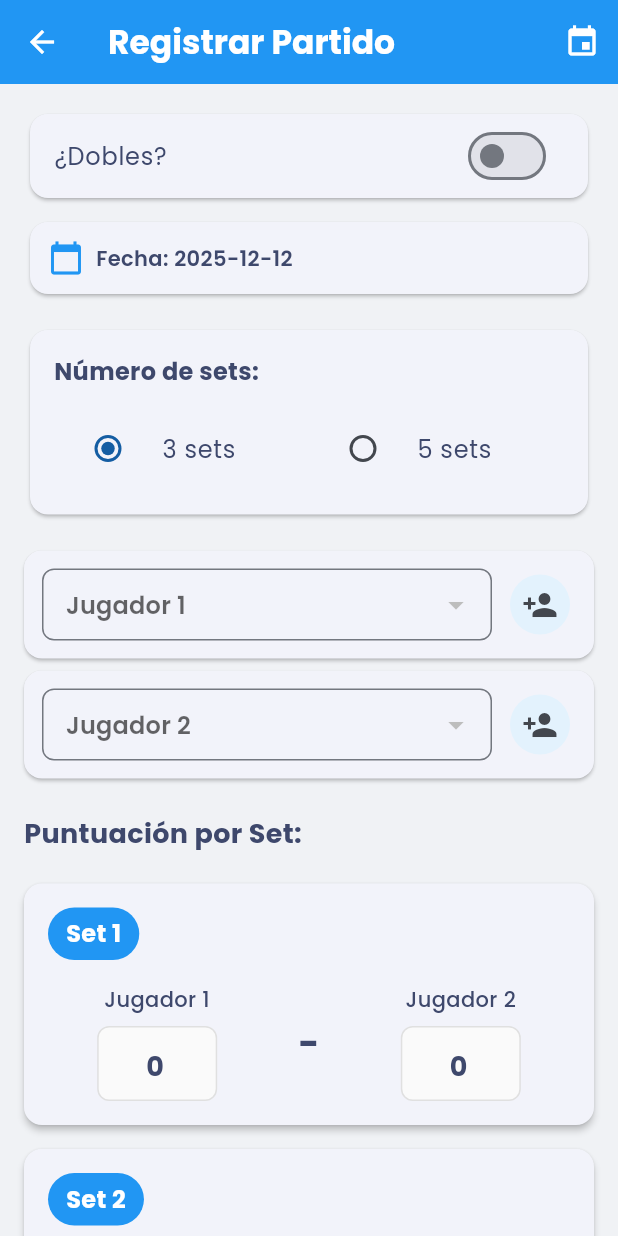
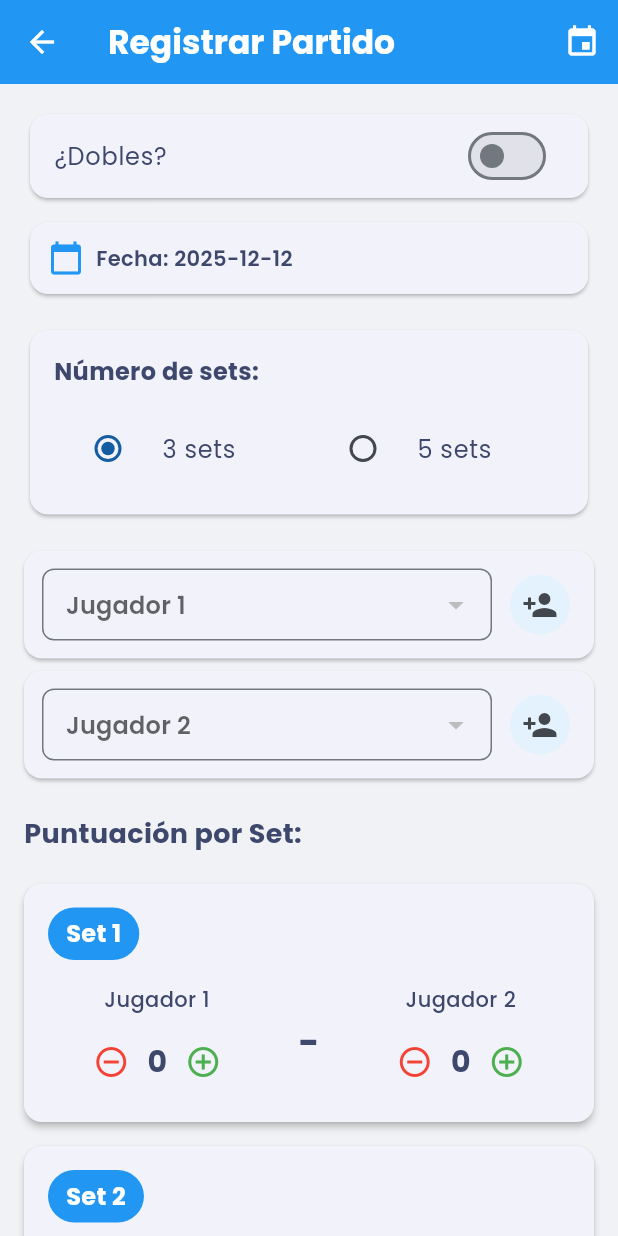
Before and after one commit to adrianammendola/sharksapp, a Flutter app: the screen it shows once a user with an empty profile is signed in, after a tap on "Registrar Partido", on a phone screen of 412 x 824 dp. Run offline on Flutter 3.47's test engine with Material 3 defaults, Android fonts, the phone set to English and light mode, and no system bars; our stand-ins replace cloud_firestore, firebase_auth, firebase_core, google_fonts, hive, hive_flutter and 1 more; missing offline and left inert: painter; accounts and stored records are empty.

Commit message:
modificacion puntaje sets

```diff
--- a/lib/screens/registrar_partido_screen.dart
+++ b/lib/screens/registrar_partido_screen.dart
@@ -479,12 +479,25 @@ class _RegistrarPartidoScreenState extends State<RegistrarPartidoScreen> {
                     Row(
                       children: [
                         Expanded(
-                          child: _textFieldCounter(
+                          child: _pointCounter(
                             label: jugador1Nombre,
                             value: set['puntosTieBreak1'] as int,
-                            onChanged: (value) =>
-                                setState(() => set['puntosTieBreak1'] = value),
-                            maxValue: 20,
+                            onIncrement: () {
+                              setState(() {
+                                if ((set['puntosTieBreak1'] as int) < 20) {
+                                  set['puntosTieBreak1'] =
+                                      (set['puntosTieBreak1'] as int) + 1;
+                                }
+                              });
+                            },
+                            onDecrement: () {
+                              setState(() {
+                                if ((set['puntosTieBreak1'] as int) > 0) {
+                                  set['puntosTieBreak1'] =
+                                      (set['puntosTieBreak1'] as int) - 1;
+                                }
+                              });
+                            },
                           ),
                         ),
                         const SizedBox(width: 16),
@@ -497,12 +510,25 @@ class _RegistrarPartidoScreenState extends State<RegistrarPartidoScreen> {
                         ),
                         const SizedBox(width: 16),
                         Expanded(
-                          child: _textFieldCounter(
+                          child: _pointCounter(
                             label: jugador2Nombre,
                             value: set['puntosTieBreak2'] as int,
-                            onChanged: (value) =>
-                                setState(() => set['puntosTieBreak2'] = value),
-                            maxValue: 20,
+                            onIncrement: () {
+                              setState(() {
+                                if ((set['puntosTieBreak2'] as int) < 20) {
+                                  set['puntosTieBreak2'] =
+                                      (set['puntosTieBreak2'] as int) + 1;
+                                }
+                              });
+                            },
+                            onDecrement: () {
+                              setState(() {
+                                if ((set['puntosTieBreak2'] as int) > 0) {
+                                  set['puntosTieBreak2'] =
+                                      (set['puntosTieBreak2'] as int) - 1;
+                                }
+                              });
+                            },
                           ),
                         ),
                       ],
@@ -515,19 +541,27 @@ class _RegistrarPartidoScreenState extends State<RegistrarPartidoScreen> {
               Row(
                 children: [
                   Expanded(
-                    child: _textFieldCounter(
+                    child: _pointCounter(
                       label: jugador1Nombre,
                       value: set['jugador1'] as int,
-                      onChanged: (value) {
+                      onIncrement: () {
                         setState(() {
-                          set['jugador1'] = value;
-                          // Verificar si necesita tie-break automático
-                          if (value == 6 && (set['jugador2'] as int) == 6) {
-                            set['esTieBreak'] = true;
+                          if ((set['jugador1'] as int) < 7) {
+                            set['jugador1'] = (set['jugador1'] as int) + 1;
+                            if ((set['jugador1'] as int) == 6 &&
+                                (set['jugador2'] as int) == 6) {
+                              set['esTieBreak'] = true;
+                            }
                           }
                         });
                       },
-                      maxValue: 7,
+                      onDecrement: () {
+                        setState(() {
+                          if ((set['jugador1'] as int) > 0) {
+                            set['jugador1'] = (set['jugador1'] as int) - 1;
+                          }
+                        });
+                      },
                     ),
                   ),
                   const SizedBox(width: 16),
@@ -537,19 +571,27 @@ class _RegistrarPartidoScreenState extends State<RegistrarPartidoScreen> {
                   ),
                   const SizedBox(width: 16),
                   Expanded(
-                    child: _textFieldCounter(
+                    child: _pointCounter(
                       label: jugador2Nombre,
                       value: set['jugador2'] as int,
-                      onChanged: (value) {
+                      onIncrement: () {
                         setState(() {
-                          set['jugador2'] = value;
-                          // Verificar si necesita tie-break automático
-                          if (value == 6 && (set['jugador1'] as int) == 6) {
-                            set['esTieBreak'] = true;
+                          if ((set['jugador2'] as int) < 7) {
+                            set['jugador2'] = (set['jugador2'] as int) + 1;
+                            if ((set['jugador1'] as int) == 6 &&
+                                (set['jugador2'] as int) == 6) {
+                              set['esTieBreak'] = true;
+                            }
                           }
                         });
                       },
-                      maxValue: 7,
+                      onDecrement: () {
+                        setState(() {
+                          if ((set['jugador2'] as int) > 0) {
+                            set['jugador2'] = (set['jugador2'] as int) - 1;
+                          }
+                        });
+                      },
                     ),
                   ),
                 ],
@@ -584,7 +626,6 @@ class _RegistrarPartidoScreenState extends State<RegistrarPartidoScreen> {
                           ),
                         ],
                       ),
-
                       if (esTieBreak) ...[
                         const SizedBox(height: 8),
                         const Text(
@@ -599,13 +640,25 @@ class _RegistrarPartidoScreenState extends State<RegistrarPartidoScreen> {
                         Row(
                           children: [
                             Expanded(
-                              child: _textFieldCounter(
+                              child: _pointCounter(
                                 label: 'Tie-Break ${jugador1Nombre}',
                                 value: set['puntosTieBreak1'] as int,
-                                onChanged: (value) => setState(
-                                  () => set['puntosTieBreak1'] = value,
-                                ),
-                                maxValue: 15,
+                                onIncrement: () {
+                                  setState(() {
+                                    if ((set['puntosTieBreak1'] as int) < 15) {
+                                      set['puntosTieBreak1'] =
+                                          (set['puntosTieBreak1'] as int) + 1;
+                                    }
+                                  });
+                                },
+                                onDecrement: () {
+                                  setState(() {
+                                    if ((set['puntosTieBreak1'] as int) > 0) {
+                                      set['puntosTieBreak1'] =
+                                          (set['puntosTieBreak1'] as int) - 1;
+                                    }
+                                  });
+                                },
                               ),
                             ),
                             const SizedBox(width: 16),
@@ -618,13 +671,25 @@ class _RegistrarPartidoScreenState extends State<RegistrarPartidoScreen> {
                             ),
                             const SizedBox(width: 16),
                             Expanded(
-                              child: _textFieldCounter(
+                              child: _pointCounter(
                                 label: 'Tie-Break ${jugador2Nombre}',
                                 value: set['puntosTieBreak2'] as int,
-                                onChanged: (value) => setState(
-                                  () => set['puntosTieBreak2'] = value,
-                                ),
-                                maxValue: 15,
+                                onIncrement: () {
+                                  setState(() {
+                                    if ((set['puntosTieBreak2'] as int) < 15) {
+                                      set['puntosTieBreak2'] =
+                                          (set['puntosTieBreak2'] as int) + 1;
+                                    }
+                                  });
+                                },
+                                onDecrement: () {
+                                  setState(() {
+                                    if ((set['puntosTieBreak2'] as int) > 0) {
+                                      set['puntosTieBreak2'] =
+                                          (set['puntosTieBreak2'] as int) - 1;
+                                    }
+                                  });
+                                },
                               ),
                             ),
                           ],
@@ -641,14 +706,11 @@ class _RegistrarPartidoScreenState extends State<RegistrarPartidoScreen> {
     );
   }
 
-  Widget _textFieldCounter({
-    required String label,
-    required int value,
-    required ValueChanged<int> onChanged,
-    int maxValue = 7,
-  }) {
-    final controller = TextEditingController(text: value.toString());
-
+  Widget _pointCounter(
+      {required String label,
+      required int value,
+      required VoidCallback onIncrement,
+      required VoidCallback onDecrement}) {
     return Column(
       children: [
         Text(
@@ -657,30 +719,24 @@ class _RegistrarPartidoScreenState extends State<RegistrarPartidoScreen> {
           textAlign: TextAlign.center,
         ),
         const SizedBox(height: 8),
-        Container(
-          width: 80,
-          height: 50,
-          decoration: BoxDecoration(
-            border: Border.all(color: Colors.grey.shade300),
-            borderRadius: BorderRadius.circular(8),
-            color: Colors.grey.shade50,
-          ),
-          child: TextField(
-            controller: controller,
-            keyboardType: TextInputType.number,
-            textAlign: TextAlign.center,
-            style: const TextStyle(fontSize: 18, fontWeight: FontWeight.bold),
-            decoration: const InputDecoration(
-              border: InputBorder.none,
-              contentPadding: EdgeInsets.symmetric(horizontal: 8, vertical: 12),
+        Row(
+          mainAxisAlignment: MainAxisAlignment.center,
+          children: [
+            IconButton(
+              icon: const Icon(Icons.remove_circle_outline),
+              onPressed: onDecrement,
+              color: Colors.red,
             ),
-            onChanged: (text) {
-              final newValue = int.tryParse(text) ?? 0;
-              if (newValue >= 0 && newValue <= maxValue) {
-                onChanged(newValue);
-              }
-            },
-          ),
+            Text(
+              value.toString(),
+              style: const TextStyle(fontSize: 20, fontWeight: FontWeight.bold),
+            ),
+            IconButton(
+              icon: const Icon(Icons.add_circle_outline),
+              onPressed: onIncrement,
+              color: Colors.green,
+            ),
+          ],
         ),
       ],
     );
```
Also changed, not shown: 1 other file.
